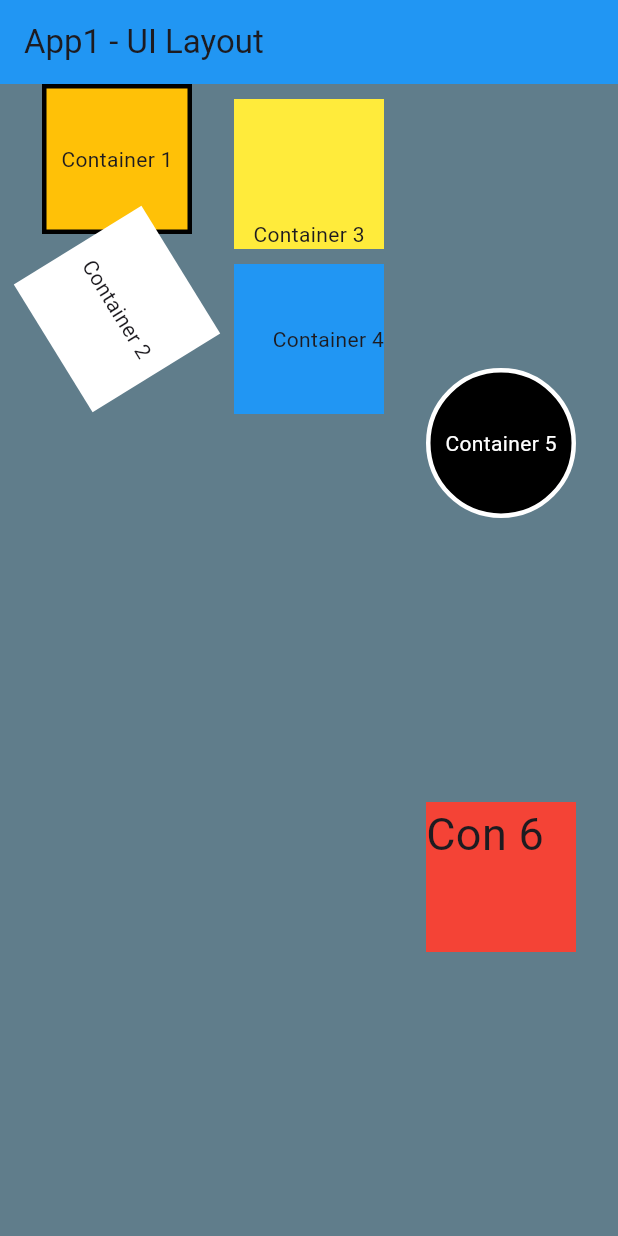
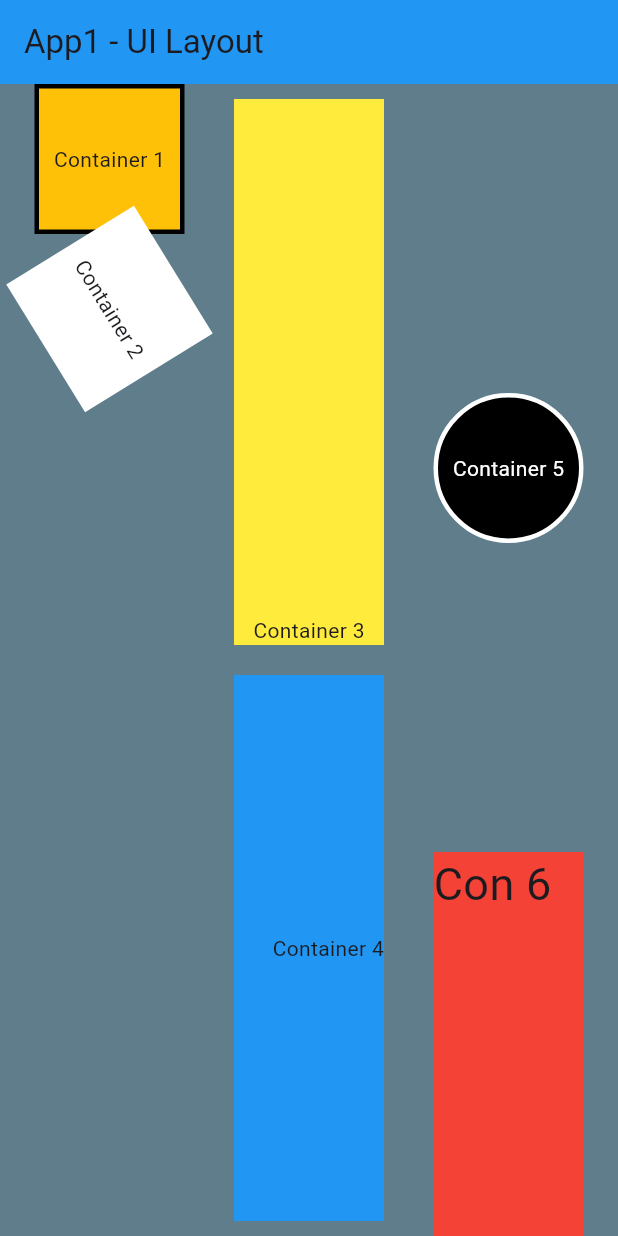
Before and after one commit to thaile27/DMIT2504-tle67, a Flutter app: the screen it shows after launch, on a phone screen of 412 x 824 dp. Run offline on Flutter 3.47's test engine with Material 3 defaults, Android fonts, the light colour scheme and no system bars.

Commit message:
completed assignment 1

```diff
--- a/assignments/assignment01/lib/main.dart
+++ b/assignments/assignment01/lib/main.dart
@@ -1,4 +1,4 @@
-// ignore_for_file: use_key_in_widget_constructors, todo, sized_box_for_whitespace
+// ignore_for_file: use_key_in_widget_constructors, todo, sized_box_for_whitespace, file_name
 
 import 'package:flutter/material.dart';
 
@@ -57,8 +57,10 @@ class MyApp extends StatelessWidget {
             ),
             Column(
               children: [
-                Padding(
-                  padding: const EdgeInsets.only(top: 10.0),
+                Expanded(
+                  flex: 1,
+                  child: Padding(
+                    padding: const EdgeInsets.all(10.0),
                     child: Container(
                       height: 100,
                       width: 100,
@@ -69,8 +71,11 @@ class MyApp extends StatelessWidget {
                       ),
                     ),
                   ),
-                Padding(
-                  padding: const EdgeInsets.only(top: 10.0),
+                ),
+                Expanded(
+                  flex: 1,
+                  child: Padding(
+                    padding: const EdgeInsets.all(10.0),
                     child: Container(
                       height: 100,
                       width: 100,
@@ -80,13 +85,15 @@ class MyApp extends StatelessWidget {
                         child: Text('Container 4'),
                       ),
                     ),
+                  ),
                 )
               ],
             ),
             Column(
-              mainAxisAlignment: MainAxisAlignment.spaceEvenly,
               children: [
-                Container(
+                Expanded(
+                  flex: 2,
+                  child: Container(
                       width: 100,
                       height: 100,
                       decoration: BoxDecoration(
@@ -97,7 +104,10 @@ class MyApp extends StatelessWidget {
                         child: Text("Container 5",
                             style: TextStyle(color: Colors.white)),
                       )),
-                Container(
+                ),
+                Expanded(
+                  flex: 1,
+                  child: Container(
                     height: 100,
                     width: 100,
                     decoration: const BoxDecoration(
@@ -109,6 +119,7 @@ class MyApp extends StatelessWidget {
                         style: TextStyle(fontSize: 30),
                       ),
                     ),
+                  ),
                 )
               ],
             )
```
Lines whose indentation alone changed are shown as unchanged.
